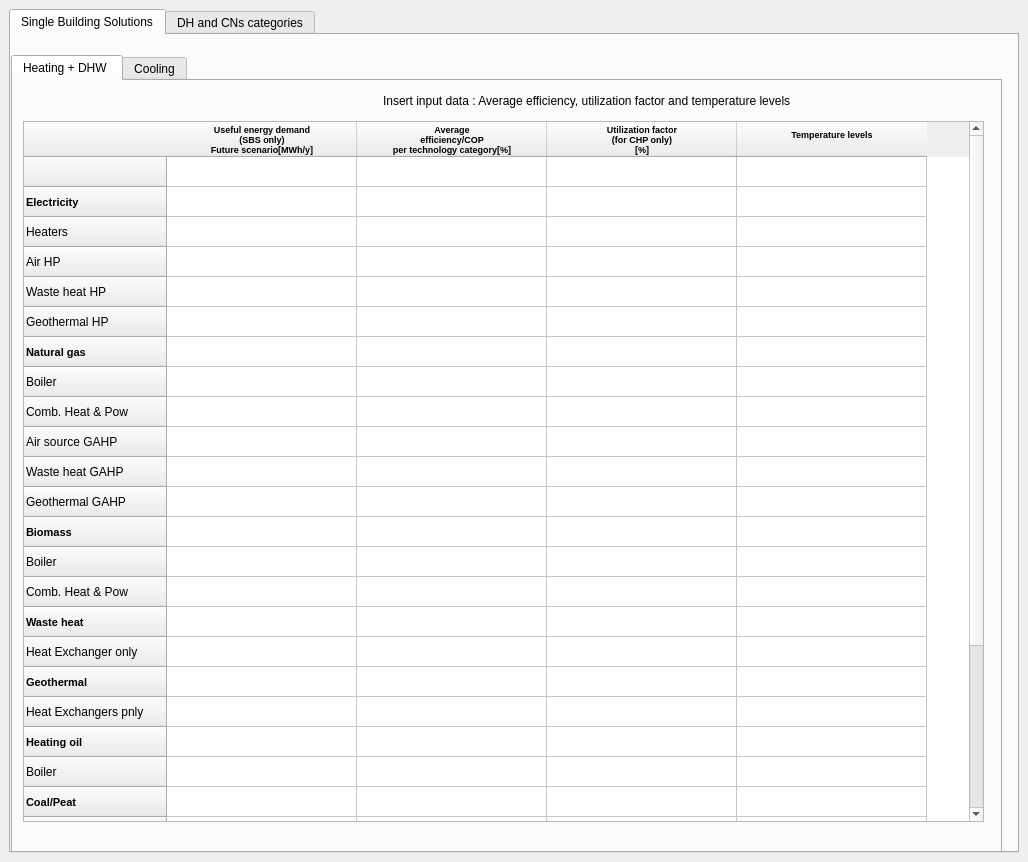
The window that planning_and_simulation_modules/city/city_step3.ui (Planheat/Planheat-Tool) describes before a commit, drawn with Qt 5.
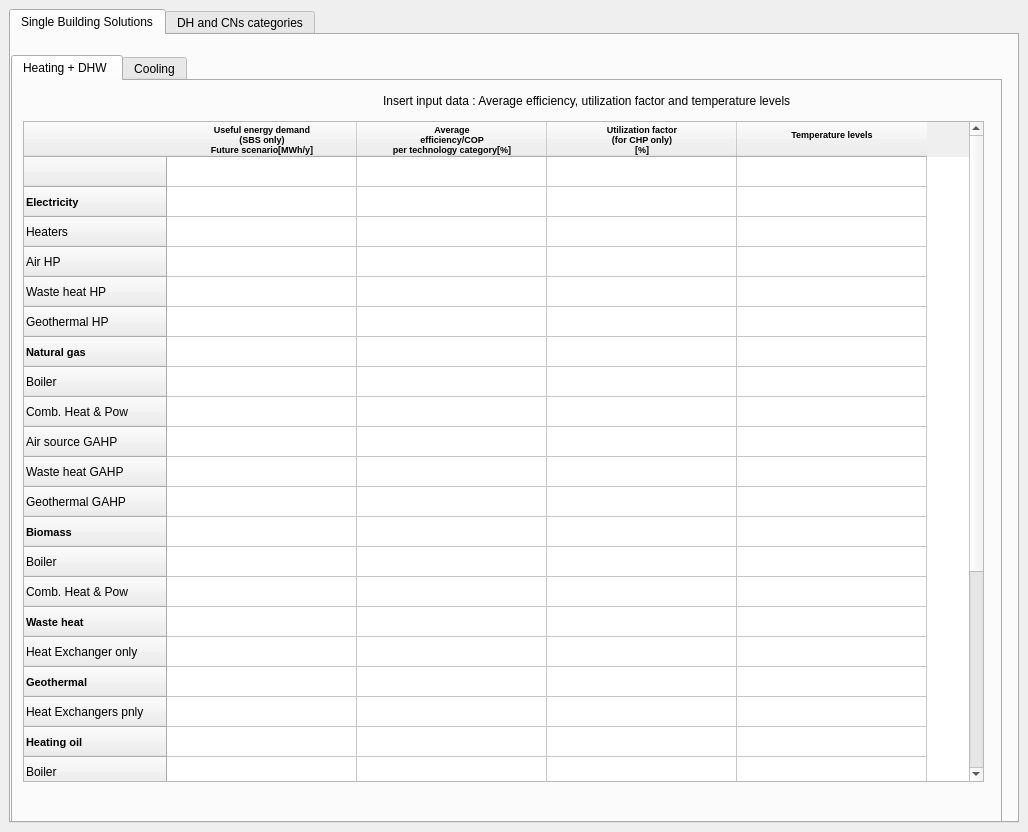
The same window after the commit. The open tabs and pages were chosen to show the change.

```diff
--- a/planning_and_simulation_modules/city/city_step3.ui
+++ b/planning_and_simulation_modules/city/city_step3.ui
@@ -7,7 +7,7 @@
     <x>0</x>
     <y>0</y>
     <width>1028</width>
-    <height>862</height>
+    <height>832</height>
    </rect>
   </property>
   <property name="windowTitle">
@@ -46,7 +46,7 @@
             <x>10</x>
             <y>40</y>
             <width>961</width>
-            <height>701</height>
+            <height>661</height>
            </rect>
           </property>
           <attribute name="horizontalHeaderDefaultSectionSize">
```
Left out of the diff: 2 changed lines with no effect on the pictures.
